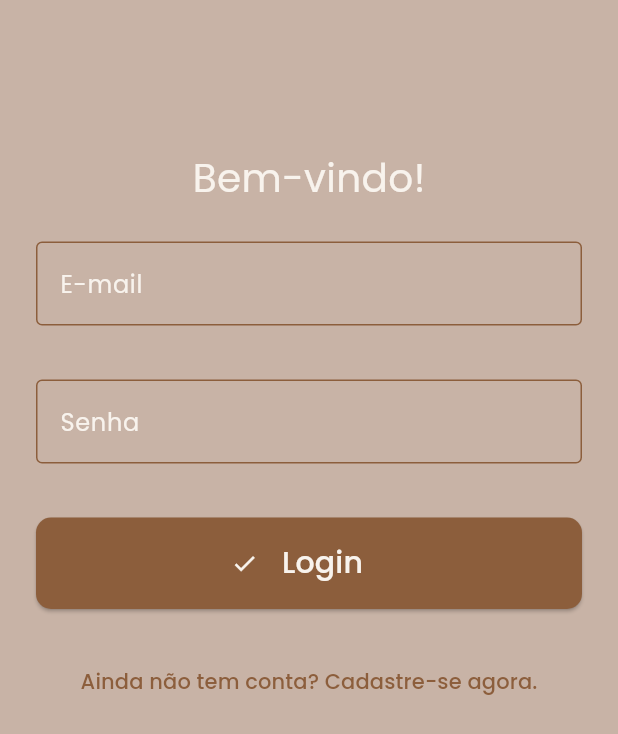
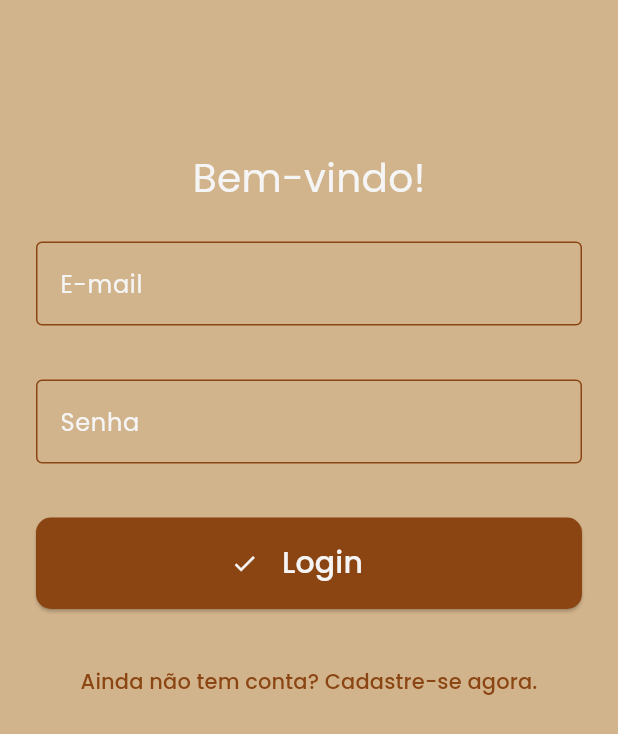
Before and after one commit to otavioms/shop_ar, a Flutter app: the screen it shows after launch, on a phone screen of 412 x 824 dp. Shown: the top 734 px of the screen. Run offline on Flutter 3.47's test engine with Material 3 defaults, Android fonts, the phone set to English and light mode, and no system bars; our stand-ins replace google_fonts; missing offline and left inert: arcore_flutter_plugin.

Commit message:
feature: adding standard colors

```diff
--- a/lib/app_colors.dart
+++ b/lib/app_colors.dart
@@ -1,8 +1,15 @@
 import 'package:flutter/material.dart';
 
 class AppColors {
-  static const Color primary = Color(0xFF8C5E3C);
-  static const Color secondary = Color(0xFF6A7BA2);
-  static const Color accent = Color(0xFFC8B3A6);
-  static const Color background = Color(0xFFF8F3ED);
+  // Cores principais do aplicativo
+  static const Color primary = Color(0xFF8B4513);     // Marrom (cor primária)
+  static const Color accent = Color(0xFFD2B48C);      // Bege/Tan (cor de destaque)
+  static const Color background = Color(0xFFF5F5F5);  // Branco acinzentado (cor de fundo)
+
+  // Cores de suporte
+  static const Color textPrimary = Color(0xFF333333); // Cor principal de texto
+  static const Color textSecondary = Color(0xFF666666); // Cor secundária de texto
+  static const Color divider = Color(0xFFE0E0E0);     // Cor de divisores
+  static const Color error = Color(0xFFB71C1C);       // Cor de erro
+  static const Color success = Color(0xFF2E7D32);     // Cor de sucesso
 }
```
